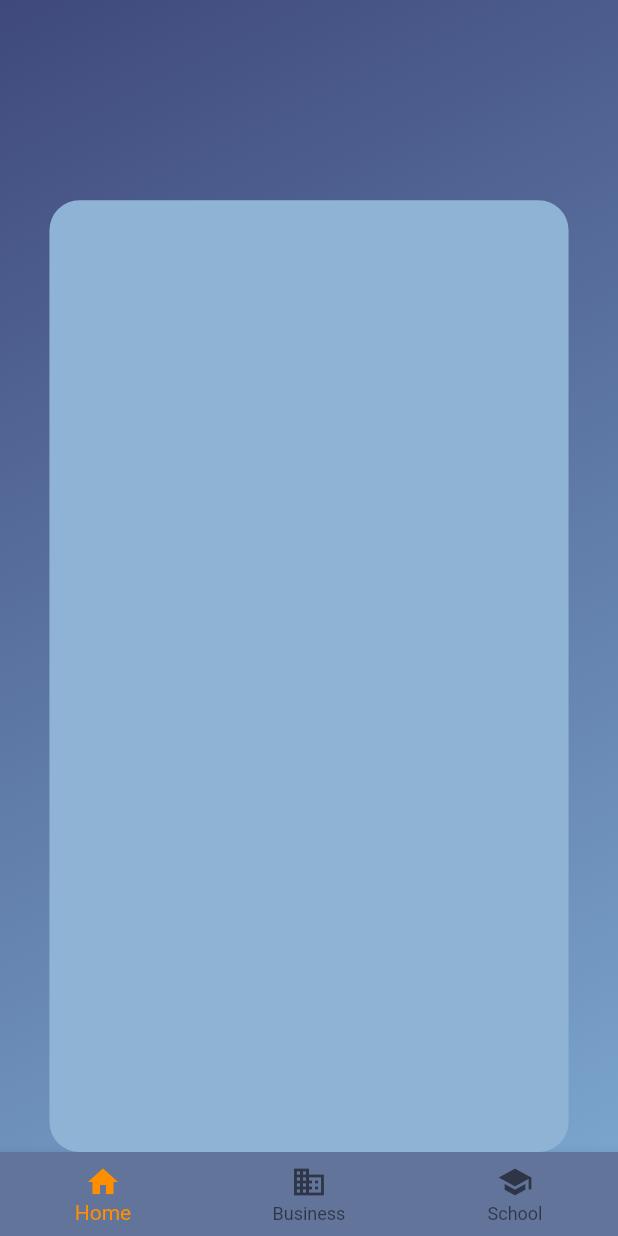
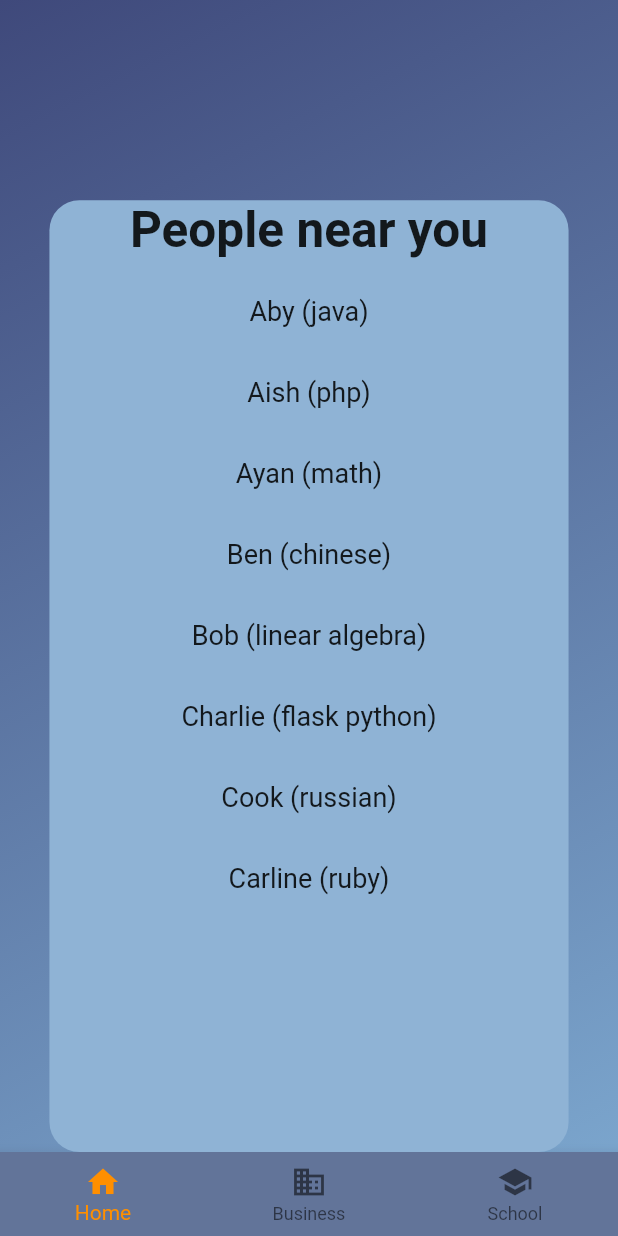
Before and after one commit to kyych/multi_learn, a Flutter app: the screen it shows after launch, on a phone screen of 412 x 824 dp. Run offline on Flutter 3.47's test engine with Material 2 defaults, Android fonts, the phone set to English and light mode, and no system bars; our stand-ins replace hexcolor.

Commit message:
PeopleNearYou list of persons widget added.

```diff
--- a/lib/widgets/peoplenearyou.dart
+++ b/lib/widgets/peoplenearyou.dart
@@ -1,4 +1,5 @@
 import 'package:flutter/cupertino.dart';
+import 'package:flutter/material.dart';
 import 'package:hexcolor/hexcolor.dart';
 
 class PeopleNearYou extends StatefulWidget{
@@ -6,17 +7,67 @@ class PeopleNearYou extends StatefulWidget{
   _PeopleNearYou createState() => _PeopleNearYou();
 }
 
-class _PeopleNearYou extends State<PeopleNearYou>{
+class _PeopleNearYou extends State<PeopleNearYou> {
+   List<String> names = <String>[
+    'Aby',
+    'Aish',
+    'Ayan',
+    'Ben',
+    'Bob',
+    'Charlie',
+    'Cook',
+    'Carline'
+  ];
+   List<String> wantsToLearn = <String>['java','php','math','chinese','linear algebra', 'flask python','russian','ruby'];
+
+
   @override
   Widget build(BuildContext context) {
     return Container(
-      decoration: BoxDecoration(
-          color: HexColor("#8FB3D5"),
-          borderRadius: BorderRadius.all(Radius.circular(20))
-      ),
-      height: (MediaQuery.of(context).size.height)*0.77,
-      width: (MediaQuery.of(context).size.width)*0.84,
-      // color: HexColor("#8FB3D5"),
+        decoration: BoxDecoration(
+            color: HexColor("#8FB3D5"),
+            borderRadius: BorderRadius.all(Radius.circular(20))
+        ),
+        height: (MediaQuery
+            .of(context)
+            .size
+            .height) * 0.77,
+        width: (MediaQuery
+            .of(context)
+            .size
+            .width) * 0.84,
+        child: Column(
+            children: <Widget>[
+              Text('People near you',
+                style: TextStyle(
+                    fontWeight: FontWeight.bold,
+                    fontSize: 33,
+                    fontFamily: 'Roboto', //TODO: add custom font
+                ),
+              ),
+              Expanded(
+                child: ListView.builder(
+                    padding: const EdgeInsets.all(8),
+                    itemCount: names.length,
+                    itemBuilder: (BuildContext context, int index) {
+                      return Container(
+                        height: 50,
+                        margin: EdgeInsets.all(2),
+                        /*color: msgCount[index] >= 10 ? Colors.blue[400] :
+                        msgCount[index] > 3 ? Colors.blue[100] : Colors.grey,*/
+                        child: Center(
+                            child: Text('${names[index]} (${wantsToLearn[index]})',
+                              style: TextStyle(fontSize: 18),
+                            )
+                        ),
+                      );
+                    }
+                ),
+              )
+            ]
+        )
     );
   }
+
+// color: HexColor("#8FB3D5"),
 }
--- /dev/null
+++ b/lib/widgets/personWidget.dart
@@ -0,0 +1,10 @@
+import 'package:flutter/cupertino.dart';
+
+class PersonWidget extends StatelessWidget{
+  @override
+  Widget build(BuildContext context) {
+    // TODO: implement build
+    throw UnimplementedError();
+  }
+
+}
```
